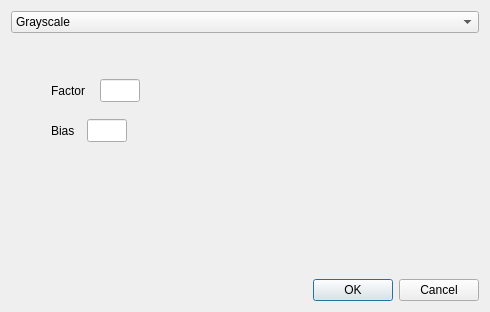
First picture: the form in src/addfilterdialog.ui, repository jcxz/MUL, before the edit.
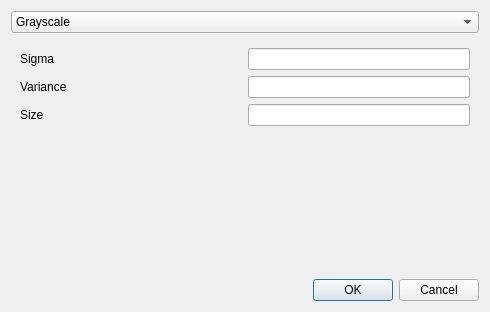
Second picture: the form after the edit.

Commit message:
gui, vsechny filtry co tu od tebe mam
DoG pada a nevim proc…
ten sharpen a dalsi dodelam, az mi to posles, se s tim ted nebudu srat,
proste co tam pridas pak dodelam

Patch:
```diff
--- a/src/addfilterdialog.ui
+++ b/src/addfilterdialog.ui
@@ -13,6 +13,18 @@
     <height>312</height>
    </rect>
   </property>
+  <property name="minimumSize">
+   <size>
+    <width>490</width>
+    <height>312</height>
+   </size>
+  </property>
+  <property name="maximumSize">
+   <size>
+    <width>490</width>
+    <height>312</height>
+   </size>
+  </property>
   <property name="windowTitle">
    <string>Dialog</string>
   </property>
@@ -71,7 +83,7 @@
      <item>
       <widget class="QStackedWidget" name="stackedWidget">
        <property name="currentIndex">
-        <number>8</number>
+        <number>9</number>
        </property>
        <widget class="QWidget" name="pgGrayscale">
         <layout class="QGridLayout" name="gridLayout_2">
@@ -488,15 +500,8 @@
         </layout>
        </widget>
        <widget class="QWidget" name="pgDoG">
-        <widget class="QWidget" name="layoutWidget">
-         <property name="geometry">
-          <rect>
-           <x>40</x>
-           <y>40</y>
-           <width>89</width>
-           <height>23</height>
-          </rect>
-         </property>
+        <layout class="QVBoxLayout" name="verticalLayout_10">
+         <item>
          <layout class="QHBoxLayout" name="horizontalLayout_6">
           <item>
            <widget class="QLabel" name="label_10">
@@ -507,25 +512,23 @@
           </item>
           <item>
            <widget class="QLineEdit" name="leDoGFactor">
+             <property name="sizePolicy">
+              <sizepolicy hsizetype="Minimum" vsizetype="Fixed">
+               <horstretch>0</horstretch>
+               <verstretch>0</verstretch>
+              </sizepolicy>
+             </property>
             <property name="maximumSize">
              <size>
-              <width>40</width>
+               <width>500</width>
               <height>30</height>
              </size>
             </property>
            </widget>
           </item>
          </layout>
-        </widget>
-        <widget class="QWidget" name="layoutWidget">
-         <property name="geometry">
-          <rect>
-           <x>40</x>
-           <y>80</y>
-           <width>76</width>
-           <height>23</height>
-          </rect>
-         </property>
+         </item>
+         <item>
          <layout class="QHBoxLayout" name="horizontalLayout_7">
           <item>
            <widget class="QLabel" name="label_11">
@@ -536,16 +539,116 @@
           </item>
           <item>
            <widget class="QLineEdit" name="leDoGBias">
+             <property name="sizePolicy">
+              <sizepolicy hsizetype="Minimum" vsizetype="Fixed">
+               <horstretch>0</horstretch>
+               <verstretch>0</verstretch>
+              </sizepolicy>
+             </property>
             <property name="maximumSize">
              <size>
-              <width>40</width>
+               <width>500</width>
               <height>30</height>
              </size>
             </property>
            </widget>
           </item>
          </layout>
-        </widget>
+         </item>
+         <item>
+          <spacer name="verticalSpacer_4">
+           <property name="orientation">
+            <enum>Qt::Vertical</enum>
+           </property>
+           <property name="sizeHint" stdset="0">
+            <size>
+             <width>20</width>
+             <height>40</height>
+            </size>
+           </property>
+          </spacer>
+         </item>
+        </layout>
+       </widget>
+       <widget class="QWidget" name="pgGaussBlur">
+        <layout class="QVBoxLayout" name="verticalLayout_11">
+         <item>
+          <layout class="QHBoxLayout" name="horizontalLayout_10">
+           <item>
+            <widget class="QLabel" name="label_12">
+             <property name="text">
+              <string>Sigma</string>
+             </property>
+            </widget>
+           </item>
+           <item>
+            <widget class="QLineEdit" name="leBlurSigma">
+             <property name="sizePolicy">
+              <sizepolicy hsizetype="Minimum" vsizetype="Fixed">
+               <horstretch>0</horstretch>
+               <verstretch>0</verstretch>
+              </sizepolicy>
+             </property>
+            </widget>
+           </item>
+          </layout>
+         </item>
+         <item>
+          <layout class="QHBoxLayout" name="horizontalLayout_9">
+           <item>
+            <widget class="QLabel" name="label_13">
+             <property name="text">
+              <string>Variance</string>
+             </property>
+            </widget>
+           </item>
+           <item>
+            <widget class="QLineEdit" name="leBlurVariance">
+             <property name="sizePolicy">
+              <sizepolicy hsizetype="Minimum" vsizetype="Fixed">
+               <horstretch>0</horstretch>
+               <verstretch>0</verstretch>
+              </sizepolicy>
+             </property>
+            </widget>
+           </item>
+          </layout>
+         </item>
+         <item>
+          <layout class="QHBoxLayout" name="horizontalLayout_8">
+           <item>
+            <widget class="QLabel" name="label_14">
+             <property name="text">
+              <string>Size</string>
+             </property>
+            </widget>
+           </item>
+           <item>
+            <widget class="QLineEdit" name="leBlurSize">
+             <property name="sizePolicy">
+              <sizepolicy hsizetype="Minimum" vsizetype="Fixed">
+               <horstretch>0</horstretch>
+               <verstretch>0</verstretch>
+              </sizepolicy>
+             </property>
+            </widget>
+           </item>
+          </layout>
+         </item>
+         <item>
+          <spacer name="verticalSpacer_5">
+           <property name="orientation">
+            <enum>Qt::Vertical</enum>
+           </property>
+           <property name="sizeHint" stdset="0">
+            <size>
+             <width>20</width>
+             <height>40</height>
+            </size>
+           </property>
+          </spacer>
+         </item>
+        </layout>
        </widget>
       </widget>
      </item>
```
Left out of the diff: 8 changed lines with no effect on the pictures. Lines whose indentation alone changed are shown as unchanged. The commit also changes 3 other files.
